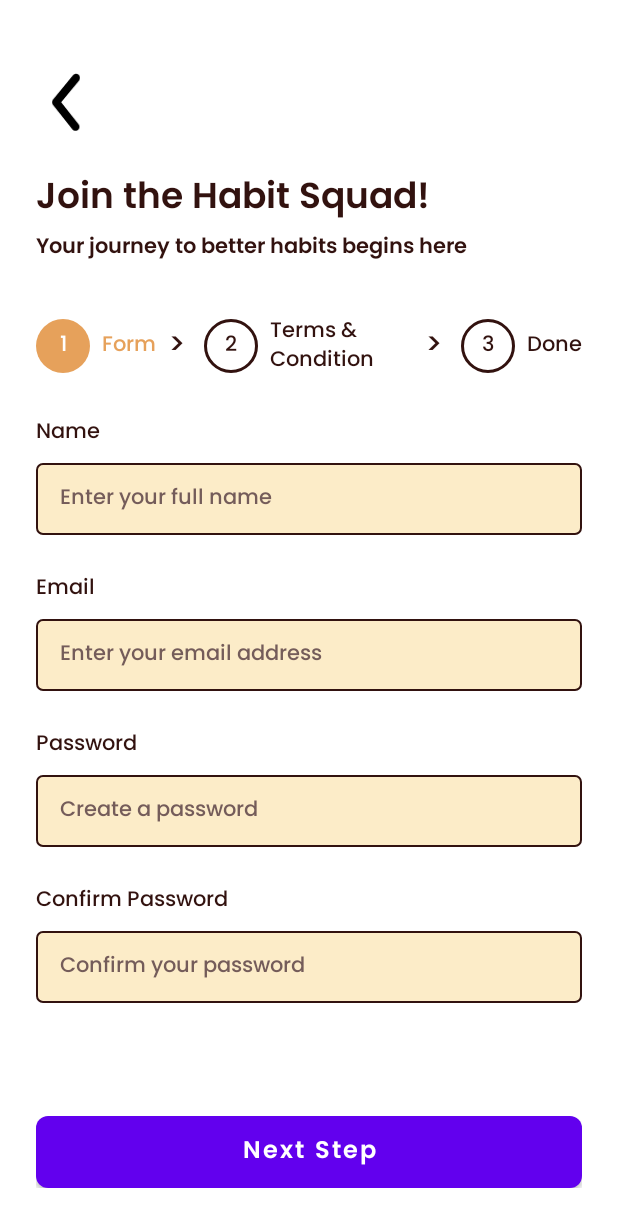
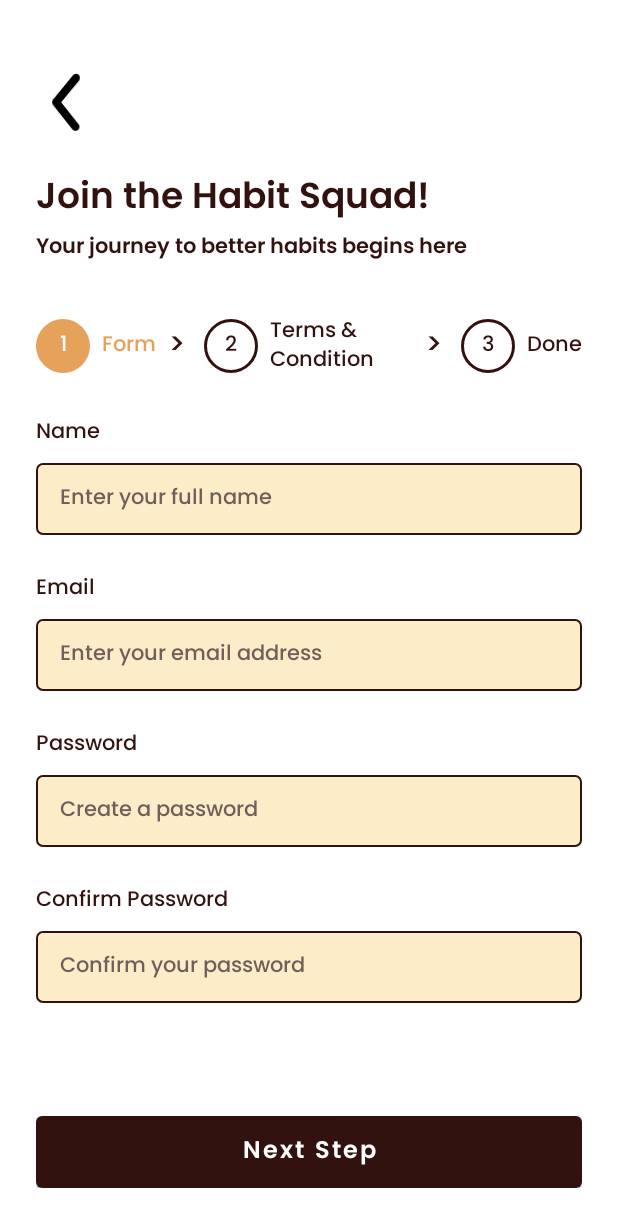
Before and after one commit to jovianjr/Habit-Tracker, an Android app built with Jetpack Compose: the layout auth_register.xml on its own in the app's theme, with its tools: preview values and no code run, on a phone screen of 412 x 824 dp. Shown: the top 1227 px of the screen. Run offline under Robolectric (Android 15) with nearby library versions, the phone set to English and light mode, and no system bars.

Commit message:
feat(res): adjust theme and dashboard

```diff
--- a/app/src/main/res/layout/auth_login.xml
+++ b/app/src/main/res/layout/auth_login.xml
@@ -44,7 +44,7 @@
         android:hint="@string/password_placeholder"
         android:inputType="textPassword" />
 
-    <Button
+    <com.google.android.material.button.MaterialButton
         style="@style/button_primary"
         android:layout_below="@+id/et_password"
         android:layout_marginTop="32dp"
--- a/app/src/main/res/layout/auth_register.xml
+++ b/app/src/main/res/layout/auth_register.xml
@@ -162,6 +162,7 @@
         android:id="@+id/rl_step_one"
         android:layout_width="match_parent"
         android:layout_height="wrap_content"
+        android:layout_above="@id/btn_next_step"
         android:layout_below="@id/rl_step_summary"
         android:layout_marginTop="24dp"
         android:visibility="visible">
@@ -250,32 +251,43 @@
         <WebView
             android:layout_width="match_parent"
             android:layout_height="match_parent"
-            android:layout_above="@id/cb_agree_tos"
+            android:layout_above="@id/ll_agree_tos"
             android:layout_below="@id/tv_tos"
             android:layout_marginBottom="8dp"
             android:background="@color/tertiary"
             android:padding="8dp"
             android:paddingVertical="12dp" />
 
-        <CheckBox
+        <LinearLayout
+            android:id="@+id/ll_agree_tos"
+            android:layout_width="match_parent"
+            android:layout_height="wrap_content"
+            android:layout_alignParentBottom="true"
+            android:gravity="center"
+            android:orientation="horizontal">
+
+            <com.google.android.material.checkbox.MaterialCheckBox
                 android:id="@+id/cb_agree_tos"
                 android:layout_width="wrap_content"
-            android:layout_height="wrap_content"
-            android:layout_alignParentBottom="true" />
+                android:layout_height="wrap_content" />
+
+            <Space
+                android:layout_width="4dp"
+                android:layout_height="wrap_content" />
 
             <TextView
                 android:id="@+id/tv_agree_tos"
                 android:layout_width="wrap_content"
                 android:layout_height="wrap_content"
-            android:layout_alignTop="@id/cb_agree_tos"
-            android:layout_toEndOf="@id/cb_agree_tos"
                 android:text="@string/i_have_read_and_agree_to_the_terms_of_service_and_privacy_policy" />
+        </LinearLayout>
     </RelativeLayout>
 
-    <Button
+    <com.google.android.material.button.MaterialButton
         android:id="@+id/btn_next_step"
         style="@style/button_primary"
         android:layout_alignParentBottom="true"
+        android:layout_marginTop="16dp"
         android:text="@string/next_step" />
 
 </RelativeLayout>
--- a/app/src/main/res/layout/auth_register_success.xml
+++ b/app/src/main/res/layout/auth_register_success.xml
@@ -60,7 +60,7 @@
     </LinearLayout>
 
 
-    <Button
+    <com.google.android.material.button.MaterialButton
         android:id="@+id/btn_next_step"
         style="@style/button_primary"
         android:layout_alignParentBottom="true"
--- a/app/src/main/res/values/colors.xml
+++ b/app/src/main/res/values/colors.xml
@@ -12,4 +12,5 @@
     <color name="tertiary">#FFFCECC8</color>
     <color name="primary_placeholder">#FF745C5A</color>
     <color name="danger">#FFFF6262</color>
+    <color name="danger_ripple">#FFC0C0</color>
 </resources>
--- a/app/src/main/res/values/themes.xml
+++ b/app/src/main/res/values/themes.xml
@@ -1,6 +1,18 @@
 <?xml version="1.0" encoding="utf-8"?>
 <resources>
-    <style name="Theme.HabitTracker" parent="Theme.MaterialComponents.DayNight.NoActionBar" />
+    <style name="Theme.HabitTracker" parent="Theme.MaterialComponents.DayNight.NoActionBar">
+        <item name="colorPrimary">@color/primary</item>
+        <item name="colorSecondary">@color/secondary</item>
+        <item name="colorAccent">@color/tertiary</item>
+        <item name="colorSurface">@color/tertiary</item>
+        <item name="colorOutline">@color/primary</item>
+        <item name="rippleColor">@color/secondary</item>
+        <item name="colorOnPrimary">@color/white</item>
+        <item name="colorOnSecondary">@color/white</item>
+        <item name="android:fontFamily">@font/poppins_regular</item>
+        <item name="android:textColor">@color/primary</item>
+        <item name="android:buttonTint">@color/secondary</item>
+    </style>
 <!--    <style name="Theme.HabitTracker" parent="android:Theme.Material.Light.NoActionBar" />-->
 
     <style name="text_app_title">
@@ -67,26 +79,30 @@
         <item name="android:textColor">@color/primary</item>
     </style>
 
-    <style name="button_primary">
+    <style name="button_primary" parent="Widget.MaterialComponents.Button">
         <item name="android:layout_width">match_parent</item>
         <item name="android:layout_height">wrap_content</item>
-        <item name="android:background">@drawable/rounded_button_primary</item>
         <item name="android:clickable">true</item>
         <item name="android:fontFamily">@font/poppins_semi_bold</item>
-        <item name="android:paddingVertical">4dp</item>
+        <item name="android:insetTop">0dp</item>
+        <item name="android:insetBottom">0dp</item>
+        <item name="android:paddingVertical">8dp</item>
         <item name="android:textSize">16sp</item>
         <item name="android:textColor">@color/white</item>
         <item name="android:textAllCaps">false</item>
     </style>
 
-    <style name="button_secondary">
+    <style name="button_secondary" parent="Widget.MaterialComponents.Button.OutlinedButton">
         <item name="android:layout_width">match_parent</item>
         <item name="android:layout_height">wrap_content</item>
-        <item name="android:background">@drawable/rounded_button_secondary</item>
         <item name="android:fontFamily">@font/poppins_semi_bold</item>
-        <item name="android:paddingVertical">4dp</item>
+        <item name="android:insetTop">0dp</item>
+        <item name="android:insetBottom">0dp</item>
+        <item name="android:paddingVertical">8dp</item>
         <item name="android:textSize">16sp</item>
         <item name="android:textColor">@color/primary</item>
+        <item name="strokeColor">@color/primary</item>
+        <item name="strokeWidth">1dp</item>
     </style>
 
     <style name="edit_text_primary">
```
Also changed, not shown: app/src/main/java/com/example/habittracker/MainActivity.kt (+16 -1 lines), app/src/main/res/layout/dashboard.xml (+26 -8 lines), app/src/main/res/layout/profile.xml (+4 -3 lines), app/src/main/res/layout/welcome_screen.xml (+5 -4 lines). Lines whose indentation alone changed are shown as unchanged.
